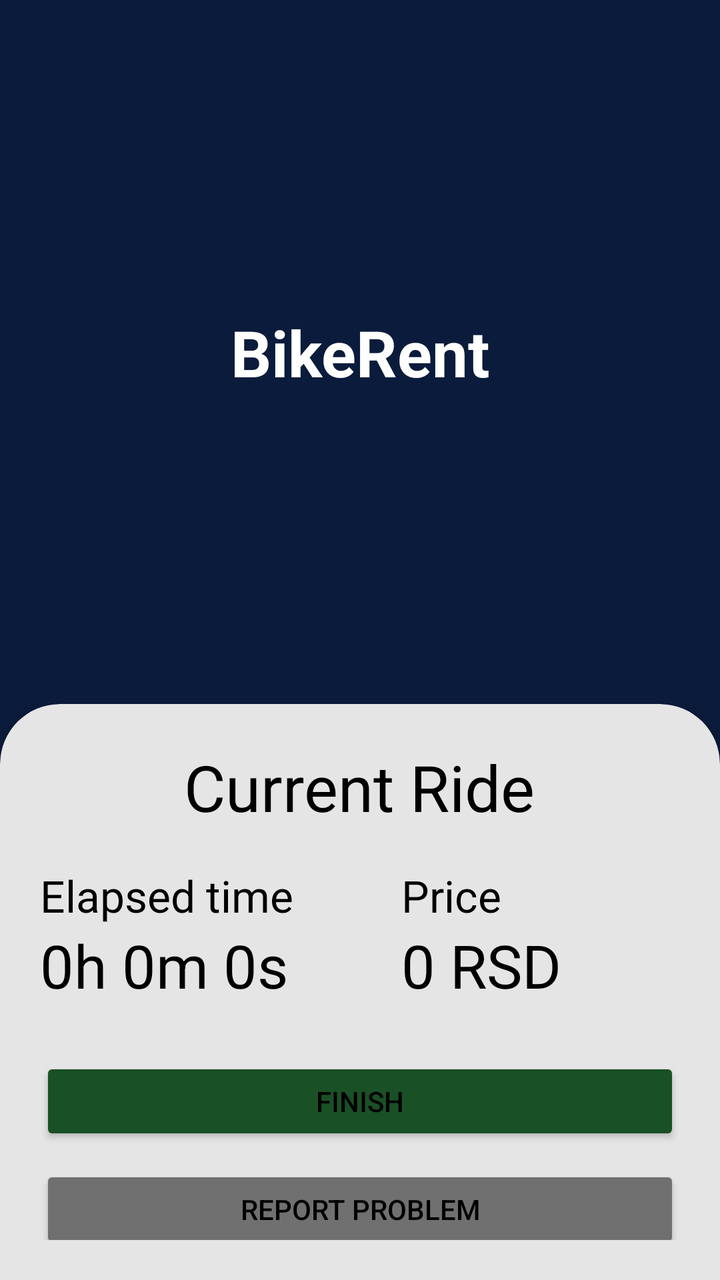
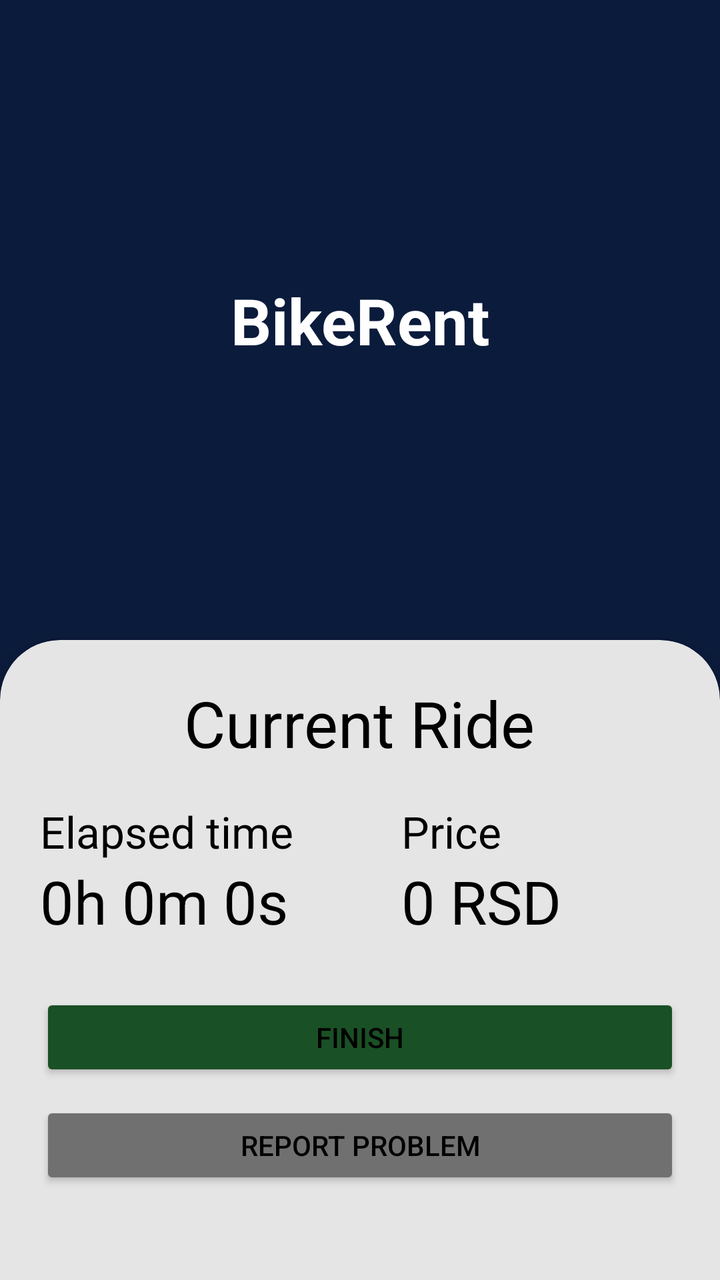

Two renders of the same Android screen: before a commit and after it. Below are the layout's source before the change and the commit's diff.
<!-- AndroidManifest.xml: application theme Theme.BikeRentAndroid -->
<!-- res/layout/fragment_ride_finish.xml -->
<androidx.constraintlayout.widget.ConstraintLayout
    xmlns:android="http://schemas.android.com/apk/res/android"
    xmlns:app="http://schemas.android.com/apk/res-auto"
    android:layout_width="match_parent"
    android:layout_height="match_parent"
    android:background="#0B1B3B">

    
    <View
        android:id="@+id/topBackground"
        android:layout_width="0dp"
        android:layout_height="0dp"
        android:background="#0B1B3B"
        app:layout_constraintTop_toTopOf="parent"
        app:layout_constraintStart_toStartOf="parent"
        app:layout_constraintEnd_toEndOf="parent"
        app:layout_constraintHeight_percent="0.55"/>

    
    <TextView
        android:id="@+id/appName"
        android:layout_width="wrap_content"
        android:layout_height="wrap_content"
        android:text="BikeRent"
        android:textColor="#FFFFFF"
        android:textSize="32sp"
        android:textStyle="bold"
        app:layout_constraintTop_toTopOf="@id/topBackground"
        app:layout_constraintBottom_toBottomOf="@id/topBackground"
        app:layout_constraintStart_toStartOf="parent"
        app:layout_constraintEnd_toEndOf="parent"/>

    

    <LinearLayout
        android:id="@+id/bottomCard"
        android:layout_width="0dp"
        android:layout_height="0dp"
        android:layout_gravity="center"
        android:background="@drawable/rounded_top_card"
        android:backgroundTintMode="src_in"
        android:clipToOutline="true"
        android:elevation="8dp"
        android:orientation="vertical"
        android:padding="20dp"
        app:layout_constraintBottom_toBottomOf="parent"
        app:layout_constraintEnd_toEndOf="parent"
        app:layout_constraintStart_toStartOf="parent"
        app:layout_constraintTop_toBottomOf="@id/topBackground">


        
        <LinearLayout
            android:layout_width="match_parent"
            android:layout_height="wrap_content"
            android:orientation="vertical"
            android:gravity="center_horizontal">

            <TextView
                android:layout_width="wrap_content"
                android:layout_height="wrap_content"
                android:layout_gravity="center"
                android:text="Current Ride"
                android:textColor="#000000"
                android:textSize="32sp" />
        </LinearLayout>
        <LinearLayout
            android:id="@+id/rideDetailsContainer"
            android:layout_width="match_parent"
            android:layout_height="wrap_content"
            android:orientation="vertical"
            android:gravity="center_horizontal"
            android:visibility="visible">

            <LinearLayout
                android:layout_width="match_parent"
                android:layout_height="wrap_content"
                android:orientation="horizontal"
                android:paddingTop="18dp">

                
                <TextView
                    android:layout_width="0dp"
                    android:layout_height="wrap_content"
                    android:layout_weight="1.3"
                    android:text="Elapsed time"
                    android:textColor="#000000"
                    android:textSize="22sp" />

                
                <LinearLayout
                    android:layout_width="0dp"
                    android:layout_height="wrap_content"
                    android:layout_weight="1"
                    android:gravity="start">

                    <TextView
                        android:layout_width="wrap_content"
                        android:layout_height="wrap_content"
                        android:text="Price"
                        android:textColor="#000000"
                        android:textSize="22sp" />
                </LinearLayout>
            </LinearLayout>


            <LinearLayout
                android:layout_width="match_parent"
                android:layout_height="wrap_content"
                android:orientation="horizontal">

                
                <TextView
                    android:id="@+id/savedTimeValue"
                    android:layout_width="0dp"
                    android:layout_height="wrap_content"
                    android:layout_weight="1.3"
                    android:text="0h 0m 0s"
                    android:textColor="#000000"
                    android:textSize="30sp" />

                
                <LinearLayout
                    android:layout_width="0dp"
                    android:layout_height="wrap_content"
                    android:layout_weight="1"
                    android:gravity="start">

                    <TextView
                        android:id="@+id/savedPriceValue"
                        android:layout_width="wrap_content"
                        android:layout_height="wrap_content"
                        android:text="0 RSD"
                        android:textColor="#000000"
                        android:textSize="30sp" />
                </LinearLayout>
            </LinearLayout>

            
            <Button
                android:id="@+id/finishButton"
                android:layout_width="match_parent"
                android:layout_height="44dp"
                android:layout_marginTop="26dp"
                android:text="Finish"
                android:textColor="@color/black"
                app:backgroundTint="@color/green_button_color"
                app:cornerRadius="20dp"
                android:visibility="visible"/>
            <Button
                android:id="@+id/reportProblemButton"
                android:layout_width="match_parent"
                android:layout_height="44dp"
                android:layout_marginTop="10dp"
                android:text="Report problem"
                android:textColor="@color/black"
                app:backgroundTint="@color/grey_button_color"
                app:cornerRadius="20dp"
                android:visibility="visible"/>
        </LinearLayout>


    </LinearLayout>

</androidx.constraintlayout.widget.ConstraintLayout>
<!-- resources referenced by this layout -->
<resources>
  <color name="black">#FF000000</color>
  <color name="green_button_color">#1A5025</color>
  <color name="grey_button_color">#707070</color>
  <!-- drawable rounded_top_card (drawable) -->
  <shape
      xmlns:android="http://schemas.android.com/apk/res/android"
      android:shape="rectangle">
      <solid android:color="@color/nav_bar_color"/>
      <corners android:topLeftRadius="30dp" android:topRightRadius="30dp"/>
  </shape>
  <style name="Theme.BikeRentAndroid" parent="Base.Theme.BikeRentAndroid" />
  <color name="nav_bar_color">#E5E5E5</color>
  <style name="Base.Theme.BikeRentAndroid" parent="Theme.Material3.DayNight.NoActionBar">
          
          
      </style>
</resources>

<!-- the commit's change to res/layout/fragment_ride_finish.xml (unified diff, before → after) -->
@@ -14,7 +14,7 @@
         app:layout_constraintTop_toTopOf="parent"
         app:layout_constraintStart_toStartOf="parent"
         app:layout_constraintEnd_toEndOf="parent"
-        app:layout_constraintHeight_percent="0.55"/>
+        app:layout_constraintHeight_percent="0.5"/>
 
     
     <TextView
